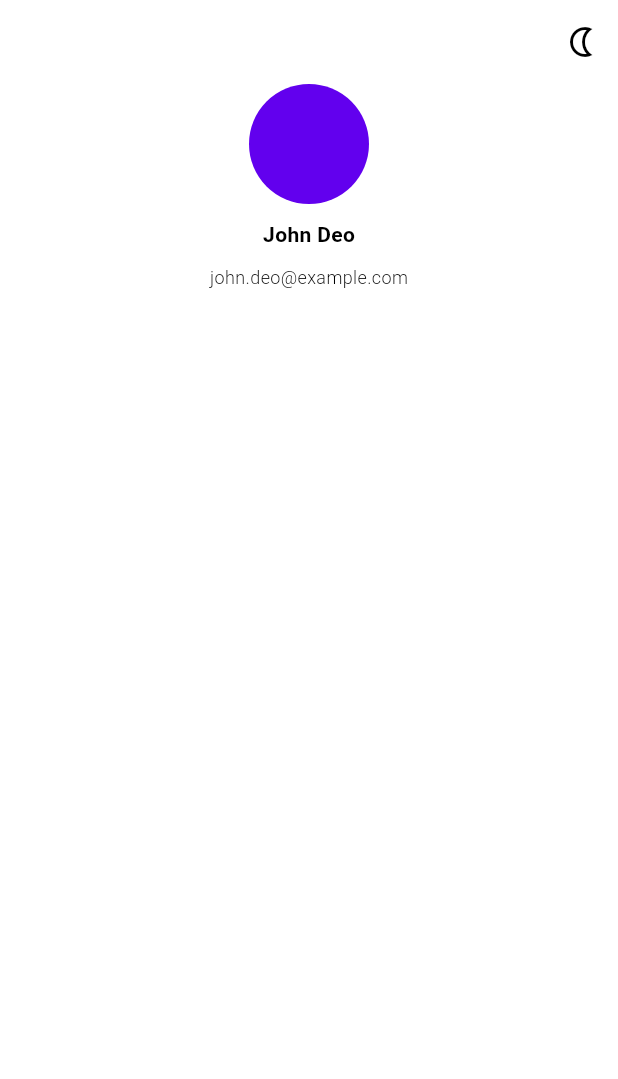
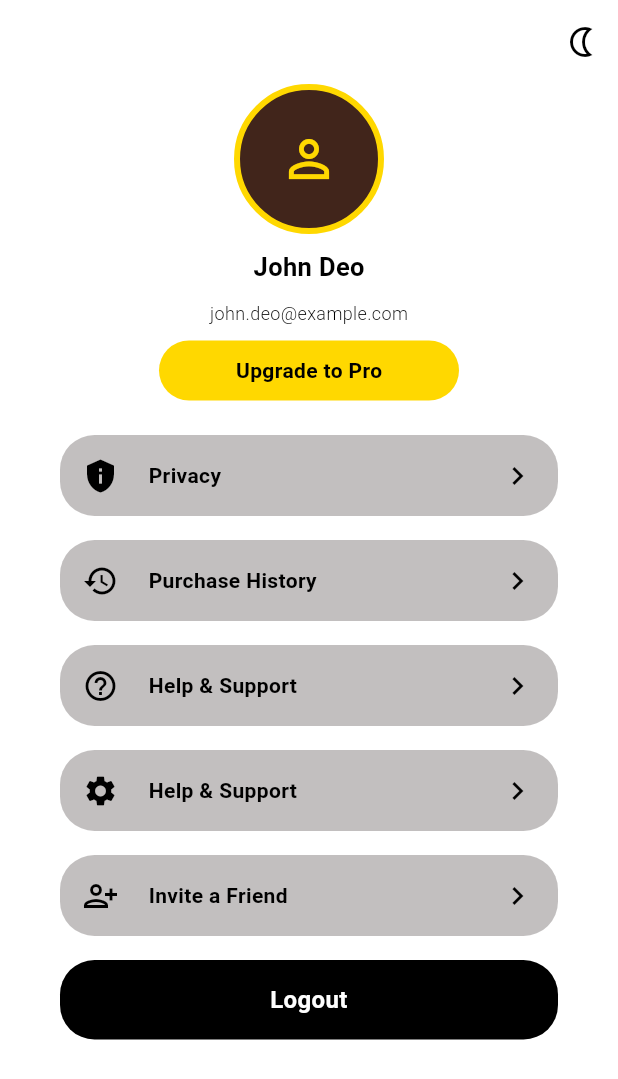
Before and after one commit to HammadAhmedSherazi/test_project, a Flutter app: the screen it shows after launch, on a phone screen of 412 x 824 dp. Shown: the top 1079 px of the screen. Run offline on Flutter 3.47's test engine with Material 3 defaults, Android fonts, the phone set to English and light mode, and no system bars; our stand-ins replace flutter_riverpod.

Commit message:
screen complete

```diff
--- a/lib/screens/user_screen.dart
+++ b/lib/screens/user_screen.dart
@@ -26,31 +26,112 @@ class UserScreen extends StatelessWidget {
           child: Column(
             crossAxisAlignment: CrossAxisAlignment.center,
             children: [
-               const CircleAvatar(
-                  radius: 40,
+               Container(
+                height: 100,
+                width: 100,
+                alignment: Alignment.center,
+                decoration: BoxDecoration(
+                  shape: BoxShape.circle,
+                  color: const Color.fromARGB(255, 65, 37, 27),
+                  border: Border.all(
+                    color: AppColors.kPrimaryColor,
+                    width: 4
+
+
+                  )
+
                 ),
-                SizedBox(
-                  height: 10,
-                ),
+                child: const Icon(Icons.person_outline_outlined, color: AppColors.kPrimaryColor, size: 40,),
+               ),
+                verticalSpace(10),
                const Text("John Deo", style: TextStyle(
-                  fontSize: 14,
+                  fontSize: 17,
                   color: AppColors.fontColor1,
-                  fontWeight: FontWeight.w600
+                  fontWeight: FontWeight.w700
                 ),),
-                SizedBox(
-                  height: 10,
-                ),
+                 verticalSpace(10),
+
                 const Text("john.deo@example.com", style: TextStyle(
                   fontSize: 12,
                   color: AppColors.fontColor1,
                   fontWeight: FontWeight.w300
                 ),),
-                SizedBox(
-                  height: 10,
+                                 verticalSpace(10),
+        GestureDetector(
+          onTap: (){},
+          child: Container(
+                    width: 200,
+                    padding: const EdgeInsets.symmetric(
+                      vertical: 10
+                    ),
+                    alignment: Alignment.center,
+                    decoration: const BoxDecoration(
+                      borderRadius: BorderRadius.horizontal(
+                        right:Radius.circular(30),
+                        left: Radius.circular(30)
+                      ),
+                      color: AppColors.kPrimaryColor
+                    ),
+                    child: const Text("Upgrade to Pro", style: TextStyle(
+                      color: AppColors.fontColor1,
+                      fontSize: 14,
+                      fontWeight: FontWeight.w600
+                    ),),
+                  ),
+        ),
+
+              verticalSpace(15),
+              optionButton(
+                Icons.privacy_tip,
+                "Privacy",
+                (){}
+              ),
+              optionButton(
+                Icons.history,
+                "Purchase History",
+                (){}
+              ),
+              optionButton(
+                Icons.help_outline_outlined,
+                "Help & Support",
+                (){}
+              ),
+              optionButton(
+                Icons.settings,
+                "Help & Support",
+                (){}
+              ),
+              optionButton(
+                Icons.person_add_alt,
+                "Invite a Friend",
+                (){}
+              ),
+              GestureDetector(
+                onTap: (){},
+                child: Container(
+                  width: double.infinity,
+                  margin:const EdgeInsets.symmetric(vertical: 8, horizontal: 40),
+                  padding: const EdgeInsets.symmetric(
+                    horizontal: 15,
+                    vertical: 15
+                  ),
+                  decoration:const BoxDecoration(
+                    color: AppColors.fontColor1,
+                    borderRadius: BorderRadius.horizontal(
+                      left: Radius.circular(23),
+                      right: Radius.circular(23)
+                    )
+                  ),
+                  child: const Text("Logout",
+                      textAlign: TextAlign.center,
+                      style:  TextStyle(
+                        color: Colors.white,
+                        fontSize: 16,
+                        fontWeight: FontWeight.w600
+                      ),),
                 ),
-                // Container(
-                //   width: ,
-                // )
+              )
+              ,verticalSpace(80)
 
             ],
           ),
@@ -58,4 +139,49 @@ class UserScreen extends StatelessWidget {
       ),
     );
   }
+
+ optionButton(IconData icon, String text, Function()? ontap) {
+    return GestureDetector(
+      onTap: ontap ?? (){},
+      child: Container(
+                width: double.infinity,
+                margin:const EdgeInsets.symmetric(vertical: 8, horizontal: 40),
+                padding: const EdgeInsets.symmetric(
+                  horizontal: 15,
+                  vertical: 15
+                ),
+                decoration:const BoxDecoration(
+                  color: Color.fromARGB(255, 194, 191, 191),
+                  borderRadius: BorderRadius.horizontal(
+                    left: Radius.circular(23),
+                    right: Radius.circular(23)
+                  )
+                ),
+                child: Row(
+                  crossAxisAlignment: CrossAxisAlignment.center,
+                  children: [
+                    Icon(icon, color: AppColors.fontColor1, ),
+                    const SizedBox(
+                      width: 20,
+                    ),
+                    Text(text,
+                    textAlign: TextAlign.center,
+                    style: const TextStyle(
+                      color: AppColors.fontColor1,
+                      fontSize: 14,
+                      fontWeight: FontWeight.w600
+                    ),),
+                    const Spacer(),
+                    const Icon(Icons.chevron_right, color: AppColors.fontColor1,)
+                  ],
+                ),
+              ),
+    );
+  }
+
+  SizedBox verticalSpace(double ? size) {
+    return  SizedBox(
+                height: size ?? 10.0,
+              );
+  }
 }
```
